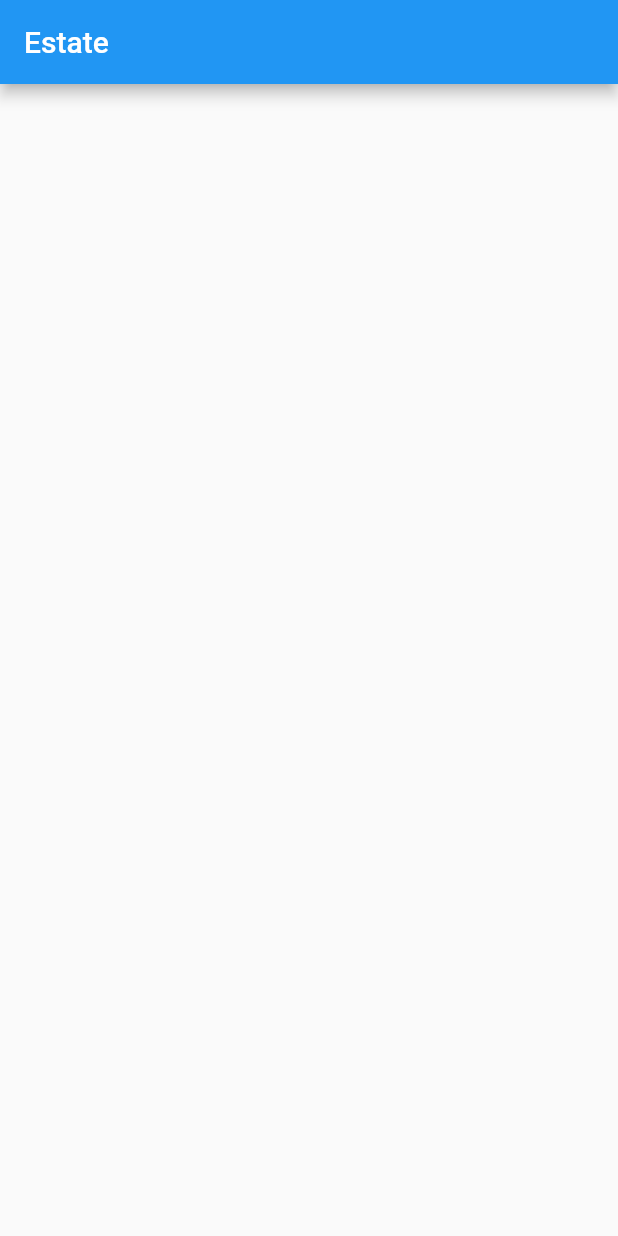
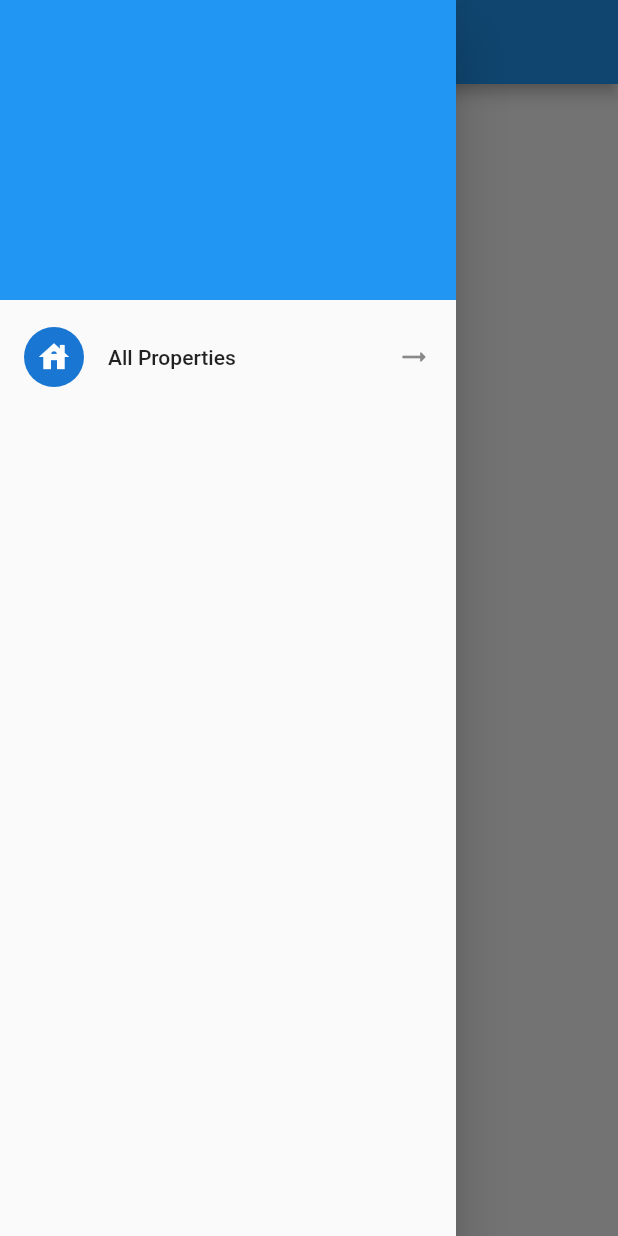
Before and after one commit to Sahar-S1/estate-app, a Flutter app: the screen it shows after launch, with the side drawer open (before the commit the screen has no drawer), on a phone screen of 412 x 824 dp. Run offline on Flutter 3.47's test engine with Material 2 defaults, Android fonts, the phone set to English and light mode, and no system bars.

Commit message:
Add AppDrawer

```diff
--- /dev/null
+++ b/lib/components/AppDrawer.dart
@@ -0,0 +1,31 @@
+import 'package:flutter/material.dart';
+
+class AppDrawer extends StatelessWidget {
+  const AppDrawer({super.key});
+
+  @override
+  Widget build(BuildContext context) {
+    var theme = Theme.of(context);
+    return Drawer(
+      child: ListView(
+        children: [
+          Container(
+            color: theme.primaryColor,
+            height: 200,
+          ),
+          SizedBox(height: 10),
+          ListTile(
+            leading: CircleAvatar(
+              child: Icon(Icons.house),
+            ),
+            title: Text("All Properties"),
+            trailing: Icon(Icons.arrow_right_alt_rounded),
+            onTap: () {
+              Navigator.of(context).pushNamed('/properties');
+            },
+          ),
+        ],
+      ),
+    );
+  }
+}
--- a/lib/pages/home.dart
+++ b/lib/pages/home.dart
@@ -1,3 +1,4 @@
+import 'package:estate/components/AppDrawer.dart';
 import 'package:flutter/material.dart';
 
 class HomePage extends StatelessWidget {
@@ -10,6 +11,7 @@ class HomePage extends StatelessWidget {
         title: const Text("Estate"),
       ),
       body: Container(),
+      drawer: AppDrawer(),
     );
   }
 }
```
